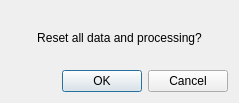
Above: iintgui/ui/resetDialog.ui from syncope/iint-gui before the change. Below: the same form after it.
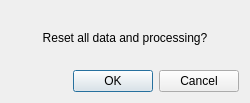
That is the form after the change.

Commit message: + completed tests of reset dialog; updated the ui for auto-default value

Diff of the .ui file:
```diff
--- a/iintgui/ui/resetDialog.ui
+++ b/iintgui/ui/resetDialog.ui
@@ -6,7 +6,7 @@
    <rect>
     <x>0</x>
     <y>0</y>
-    <width>239</width>
+    <width>250</width>
     <height>103</height>
    </rect>
   </property>
@@ -47,7 +47,7 @@
           <string>OK</string>
          </property>
          <property name="autoDefault">
-          <bool>false</bool>
+          <bool>true</bool>
          </property>
          <property name="default">
           <bool>true</bool>
```
The commit also changes 1 other file.
